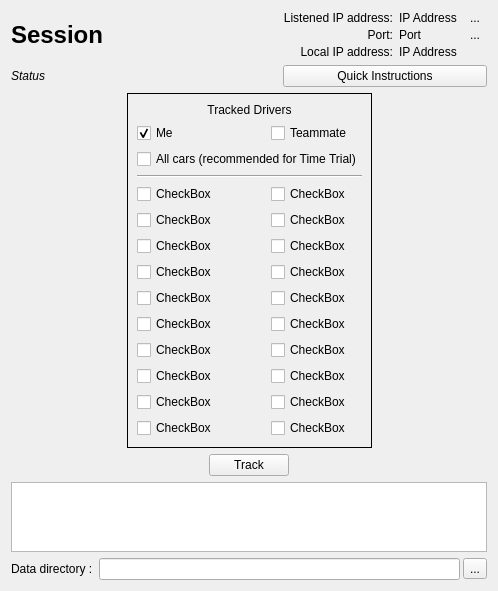
This is src/TrackingWidget.ui in Alex-Rose/PXG_Telemetry_fork as Qt 5 draws it before an edit. The edited form follows.
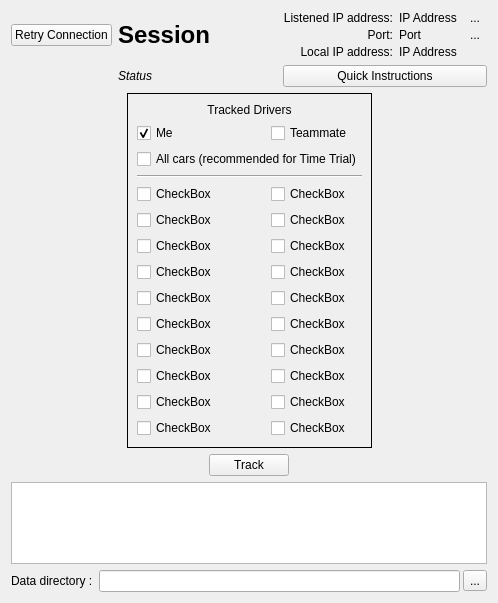
This is the edited form.

```diff
--- a/src/TrackingWidget.ui
+++ b/src/TrackingWidget.ui
@@ -7,7 +7,7 @@
     <x>0</x>
     <y>0</y>
     <width>498</width>
-    <height>584</height>
+    <height>603</height>
    </rect>
   </property>
   <property name="windowTitle">
@@ -57,53 +57,7 @@
    </item>
    <item row="1" column="0" colspan="3">
     <layout class="QGridLayout" name="gridLayout_3">
-     <item row="1" column="2">
-      <widget class="QPushButton" name="btnQuickInstructions">
-       <property name="text">
-        <string>Quick Instructions</string>
-       </property>
-      </widget>
-     </item>
-     <item row="1" column="0">
-      <widget class="QLabel" name="lblStatus">
-       <property name="font">
-        <font>
-         <italic>true</italic>
-        </font>
-       </property>
-       <property name="text">
-        <string>Status</string>
-       </property>
-      </widget>
-     </item>
-     <item row="0" column="1">
-      <spacer name="horizontalSpacer_5">
-       <property name="orientation">
-        <enum>Qt::Horizontal</enum>
-       </property>
-       <property name="sizeHint" stdset="0">
-        <size>
-         <width>40</width>
-         <height>20</height>
-        </size>
-       </property>
-      </spacer>
-     </item>
-     <item row="0" column="0">
-      <widget class="QLabel" name="lblSession">
-       <property name="font">
-        <font>
-         <pointsize>18</pointsize>
-         <weight>75</weight>
-         <bold>true</bold>
-        </font>
-       </property>
-       <property name="text">
-        <string>Session</string>
-       </property>
-      </widget>
-     </item>
-     <item row="0" column="2">
+     <item row="0" column="3">
       <layout class="QGridLayout" name="gridLayout_4">
        <property name="topMargin">
         <number>0</number>
@@ -199,6 +153,59 @@
        </item>
       </layout>
      </item>
+     <item row="0" column="1">
+      <widget class="QLabel" name="lblSession">
+       <property name="font">
+        <font>
+         <pointsize>18</pointsize>
+         <weight>75</weight>
+         <bold>true</bold>
+        </font>
+       </property>
+       <property name="text">
+        <string>Session</string>
+       </property>
+      </widget>
+     </item>
+     <item row="1" column="1">
+      <widget class="QLabel" name="lblStatus">
+       <property name="font">
+        <font>
+         <italic>true</italic>
+        </font>
+       </property>
+       <property name="text">
+        <string>Status</string>
+       </property>
+      </widget>
+     </item>
+     <item row="0" column="2">
+      <spacer name="horizontalSpacer_5">
+       <property name="orientation">
+        <enum>Qt::Horizontal</enum>
+       </property>
+       <property name="sizeHint" stdset="0">
+        <size>
+         <width>40</width>
+         <height>20</height>
+        </size>
+       </property>
+      </spacer>
+     </item>
+     <item row="1" column="3">
+      <widget class="QPushButton" name="btnQuickInstructions">
+       <property name="text">
+        <string>Quick Instructions</string>
+       </property>
+      </widget>
+     </item>
+     <item row="0" column="0">
+      <widget class="QPushButton" name="btnRetry">
+       <property name="text">
+        <string>Retry Connection</string>
+       </property>
+      </widget>
+     </item>
     </layout>
    </item>
    <item row="7" column="0" colspan="3">
```
Left out of the diff: 66 changed lines with no effect on the pictures.
